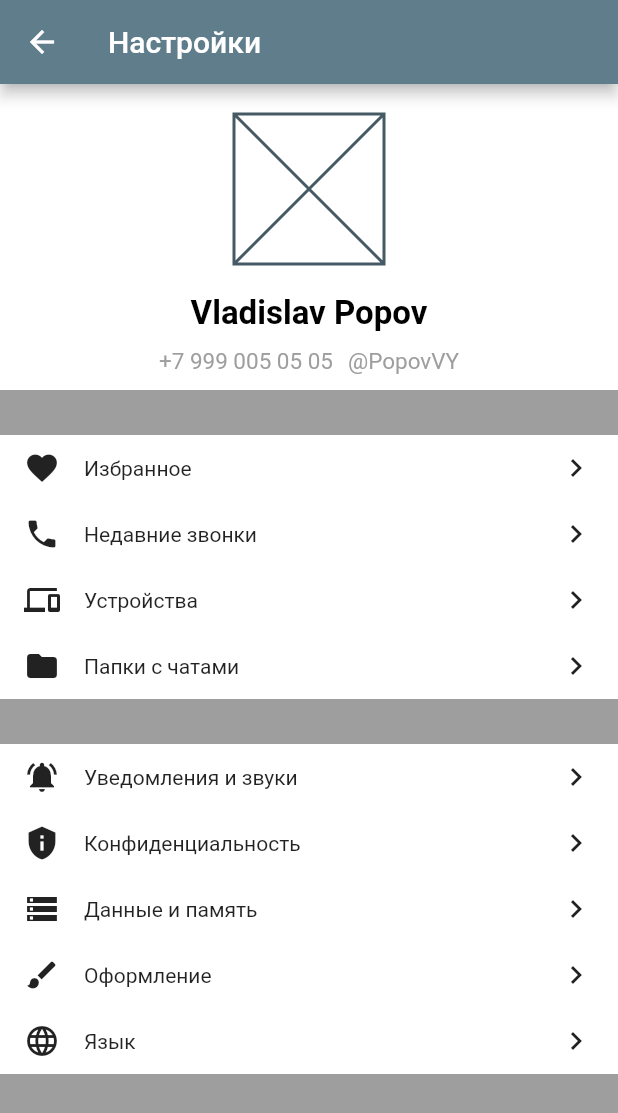
After one commit to Vladislav-Popov/TelegramChatList, a Flutter app: the screen it shows after launch, item 4 of the bottom bar chosen, on a phone screen of 412 x 824 dp. The commit adds this screen. Shown: the top 1113 px of the screen. Run offline on Flutter 3.47's test engine with Material 2 defaults, Android fonts, the phone set to English and light mode, and no system bars.

Commit message:
- Add screen settings. - BottomNavBar refactor

```diff
--- a/lib/main.dart
+++ b/lib/main.dart
@@ -1,4 +1,5 @@
 import 'package:flutter/material.dart';
+import 'package:untitled1/userProfile.dart';
 
 void main() {
   runApp(MyApp());
@@ -101,7 +102,13 @@ class MyHomePage extends StatelessWidget {
             itemBuilder: (context, index) {
               return WidgetRow(data: menuRow[index]);
             }),
-        bottomNavigationBar: BottomNavigationBar(
+        bottomNavigationBar: BottomNavBarWidget(),
+      ),
+    );
+  }
+
+  BottomNavigationBar BottomNavigationBarVidget() {
+    return BottomNavigationBar(
       type: BottomNavigationBarType.fixed,
       items: <BottomNavigationBarItem>[
         BottomNavigationBarItem(
@@ -121,8 +128,68 @@ class MyHomePage extends StatelessWidget {
           label: 'Настройки',
         ),
       ],
+    );
+  }
+}
+
+class BottomNavBarWidget extends StatefulWidget {
+  const BottomNavBarWidget({Key? key}) : super(key: key);
+
+  @override
+  State<BottomNavBarWidget> createState() => _BottomNavBarWidgetState();
+}
+
+class _BottomNavBarWidgetState extends State<BottomNavBarWidget> {
+  int selectedIndex = 0;
+
+  void onItemTapped(int index) {
+    setState(() {
+      selectedIndex = index;
+      switch (index) {
+        case 0:
+          print("Контакты");
+          break;
+        case 1:
+          print("Звонки");
+          break;
+        case 2:
+          print("Чаты");
+          break;
+        case 3:
+          Navigator.push(
+            context,
+            MaterialPageRoute(builder: (context) => UserProfile()),
+          );
+          break;
+        default:
+      }
+    });
+  }
+
+  @override
+  Widget build(BuildContext context) {
+    return BottomNavigationBar(
+      type: BottomNavigationBarType.fixed,
+      items: <BottomNavigationBarItem>[
+        BottomNavigationBarItem(
+          icon: Icon(Icons.contact_page),
+          label: 'Контакты',
         ),
+        BottomNavigationBarItem(
+          icon: Icon(Icons.call),
+          label: 'Звонки',
         ),
+        BottomNavigationBarItem(
+          icon: Icon(Icons.chat),
+          label: 'Чаты',
+        ),
+        BottomNavigationBarItem(
+          icon: Icon(Icons.settings),
+          label: 'Настройки',
+        ),
+      ],
+      currentIndex: selectedIndex,
+      onTap: onItemTapped,
     );
   }
 }
--- /dev/null
+++ b/lib/userProfile.dart
@@ -0,0 +1,186 @@
+import 'package:flutter/material.dart';
+
+class UserProfile extends StatelessWidget {
+  final List<MenuRowData> firstMenuRow = [
+    MenuRowData(Icons.favorite, 'Избранное'),
+    MenuRowData(Icons.phone, 'Недавние звонки'),
+    MenuRowData(Icons.devices, 'Устройства'),
+    MenuRowData(Icons.folder, 'Папки с чатами'),
+  ];
+  final List<MenuRowData> secondMenuRow = [
+    MenuRowData(Icons.notifications_on, 'Уведомления и звуки'),
+    MenuRowData(Icons.privacy_tip, 'Конфиденциальность'),
+    MenuRowData(Icons.storage, 'Данные и память'),
+    MenuRowData(Icons.brush, 'Оформление'),
+    MenuRowData(Icons.language, 'Язык'),
+  ];
+
+  UserProfile();
+
+  @override
+  Widget build(BuildContext context) {
+    return Scaffold(
+      backgroundColor: Colors.grey,
+      appBar: AppBar(title: Text('Настройки')),
+      body: Container(
+        width: double.infinity,
+        child: Column(
+          crossAxisAlignment: CrossAxisAlignment.center,
+          children: [
+            _UserInfo(),
+            SizedBox(height: 30),
+            _MenuWidget(
+              menuRow: firstMenuRow,
+            ),
+            SizedBox(height: 30),
+            _MenuWidget(
+              menuRow: secondMenuRow,
+            ),
+          ],
+        ),
+      ),
+    );
+  }
+}
+
+class MenuRowData {
+  final IconData icon;
+  final String text;
+
+  MenuRowData(this.icon, this.text);
+}
+
+class _MenuWidget extends StatelessWidget {
+  final List<MenuRowData> menuRow;
+  const _MenuWidget({Key? key, required this.menuRow}) : super(key: key);
+
+  @override
+  Widget build(BuildContext context) {
+    return Container(
+      width: double.infinity,
+      color: Colors.white,
+      child: Column(
+        children: menuRow.map((data) => _MenuWidgetRow(data: data)).toList(),
+      ),
+    );
+  }
+}
+
+class _MenuWidgetRow extends StatelessWidget {
+  final MenuRowData data;
+  const _MenuWidgetRow({
+    Key? key,
+    required this.data,
+  }) : super(key: key);
+
+  @override
+  Widget build(BuildContext context) {
+    return Padding(
+      padding: EdgeInsets.symmetric(horizontal: 16, vertical: 10),
+      child: Row(
+        mainAxisSize: MainAxisSize.max,
+        children: [
+          Icon(data.icon),
+          SizedBox(
+            width: 16,
+          ),
+          Expanded(child: Text(data.text)),
+          Icon(Icons.chevron_right),
+        ],
+      ),
+    );
+  }
+}
+
+class _UserInfo extends StatelessWidget {
+  const _UserInfo({Key? key}) : super(key: key);
+
+  @override
+  Widget build(BuildContext context) {
+    return Container(
+      width: double.infinity,
+      color: Colors.white,
+      child: Column(
+        children: [
+          SizedBox(height: 20),
+          _AvatarWidget(),
+          SizedBox(height: 20),
+          _UserNameWidget(),
+          SizedBox(height: 10),
+          Row(
+            mainAxisAlignment: MainAxisAlignment.center,
+            children: [
+              _UserPhoneWidget(),
+              SizedBox(width: 10),
+              _UserNickNameWidget(),
+            ],
+          ),
+          SizedBox(height: 10),
+        ],
+      ),
+    );
+  }
+}
+
+class _UserNickNameWidget extends StatelessWidget {
+  const _UserNickNameWidget({
+    Key? key,
+  }) : super(key: key);
+
+  @override
+  Widget build(BuildContext context) {
+    return Text(
+      '@PopovVY',
+      style: TextStyle(
+        color: Colors.grey,
+        fontSize: 15,
+      ),
+    );
+  }
+}
+
+class _UserPhoneWidget extends StatelessWidget {
+  const _UserPhoneWidget({
+    Key? key,
+  }) : super(key: key);
+
+  @override
+  Widget build(BuildContext context) {
+    return Text(
+      '+7 999 005 05 05',
+      style: TextStyle(
+        color: Colors.grey,
+        fontSize: 15,
+      ),
+    );
+  }
+}
+
+class _UserNameWidget extends StatelessWidget {
+  const _UserNameWidget({
+    Key? key,
+  }) : super(key: key);
+
+  @override
+  Widget build(BuildContext context) {
+    return Text(
+      'Vladislav Popov',
+      style: TextStyle(
+        color: Colors.black,
+        fontSize: 22,
+        fontWeight: FontWeight.w600,
+      ),
+    );
+  }
+}
+
+class _AvatarWidget extends StatelessWidget {
+  const _AvatarWidget({
+    Key? key,
+  }) : super(key: key);
+
+  @override
+  Widget build(BuildContext context) {
+    return Container(height: 100, width: 100, child: Placeholder());
+  }
+}
```
Lines whose indentation alone changed are shown as unchanged.
